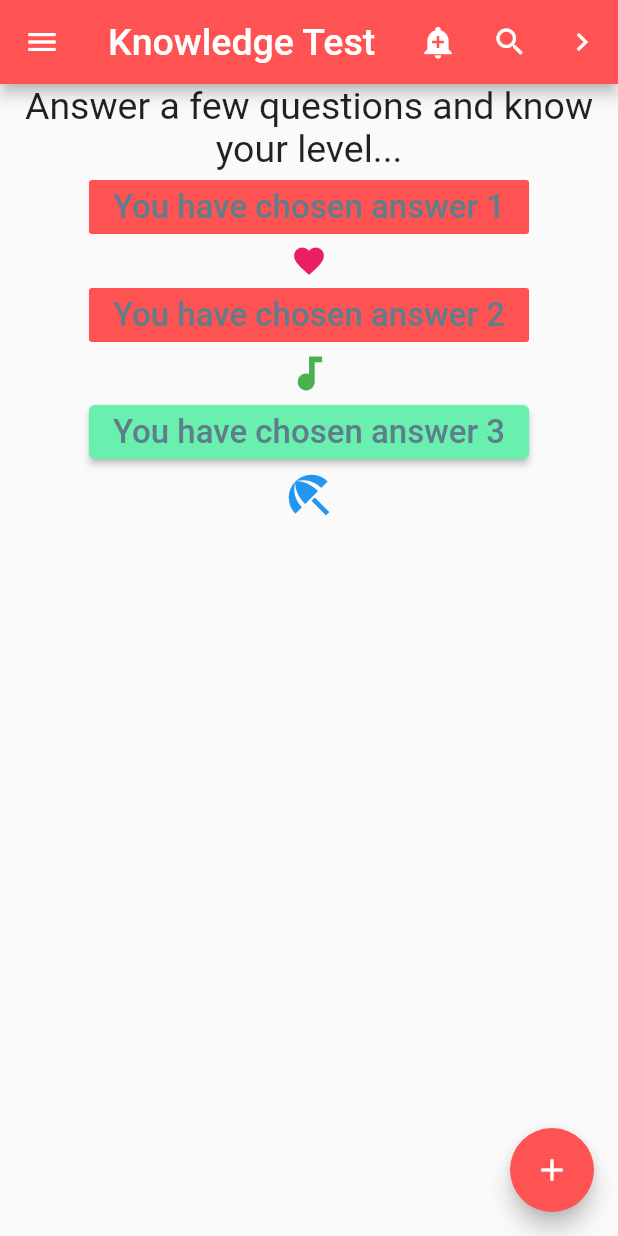
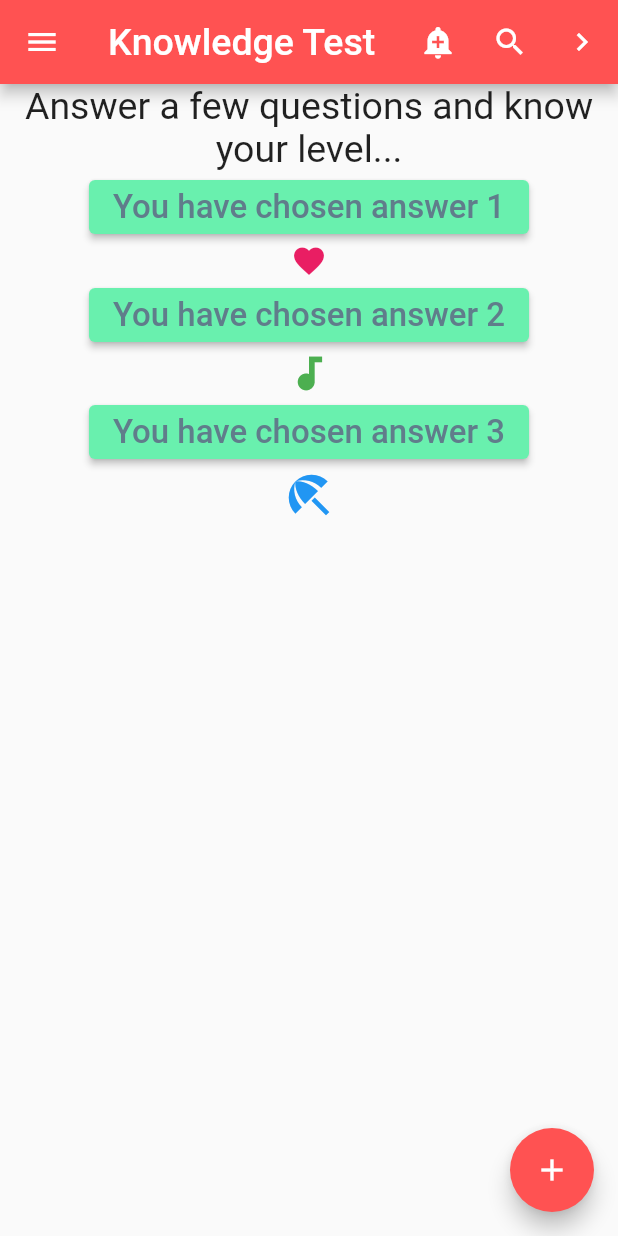
Before and after one commit to channthoeun/flutter-beginner-to-pro-my_first_flutter_app, a Flutter app: the screen it shows after launch, on a phone screen of 412 x 824 dp. Run offline on Flutter 3.47's test engine with Material 2 defaults, Android fonts, the phone set to English and light mode, and no system bars.

Commit message:
Added 3 snackbars & updated button press

```diff
--- a/lib/my_stateless_scaffold.dart
+++ b/lib/my_stateless_scaffold.dart
@@ -16,6 +16,24 @@ final SnackBar snackBarTwo = const SnackBar(
 final SnackBar snackBarThree = const SnackBar(
     content: Text(
       'Navigation has been pressed!',
+      style: TextStyle(fontSize: 30),
+    )
+);
+const SnackBar snackBarButton1 = SnackBar(
+    content: Text(
+      'Answer 1 has been chosen!',
+      style: TextStyle(fontSize: 30),
+    )
+);
+const SnackBar snackBarButton2 = SnackBar(
+    content: Text(
+      'Answer 2 has been chosen!',
+      style: TextStyle(fontSize: 30),
+    )
+);
+const SnackBar snackBarButton3 = SnackBar(
+    content: Text(
+      'Answer 3 has been chosen!',
       style: TextStyle(fontSize: 30),
     )
 );
@@ -98,10 +116,27 @@ class MyStatelessScaffoldWidget extends StatelessWidget {
               fontSize: 25,
             ),
           ),
-          RaisedButton(
-            disabledColor: Colors.redAccent,
-            onPressed: null,
-            child: Text(
+          ElevatedButton(
+            style: ButtonStyle(
+              backgroundColor: MaterialStateProperty.resolveWith<Color>(
+                    (Set<MaterialState> states) {
+                  if (states.contains(MaterialState.pressed)) {
+                    return Theme
+                        .of(context)
+                        .colorScheme
+                        .primary
+                        .withOpacity(0.5);
+                  } else if (states.contains(MaterialState.disabled)) {
+                    return Colors.green;
+                  }
+                  return Colors.greenAccent; // Use the component's default.
+                },
+              ),
+            ),
+            onPressed: () {
+              ScaffoldMessenger.of(context).showSnackBar(snackBarButton1);
+            },
+            child: const Text(
               'You have chosen answer 1',
               style: TextStyle(
                 fontSize: 22,
@@ -115,10 +150,27 @@ class MyStatelessScaffoldWidget extends StatelessWidget {
             size: 24.0,
             semanticLabel: 'Text to announce in accessibility modes',
           ),
-          RaisedButton(
-            disabledColor: Colors.redAccent,
-            onPressed: null,
-            child: Text(
+          ElevatedButton(
+            style: ButtonStyle(
+              backgroundColor: MaterialStateProperty.resolveWith<Color>(
+                    (Set<MaterialState> states) {
+                  if (states.contains(MaterialState.pressed)) {
+                    return Theme
+                        .of(context)
+                        .colorScheme
+                        .primary
+                        .withOpacity(0.5);
+                  } else if (states.contains(MaterialState.disabled)) {
+                    return Colors.green;
+                  }
+                  return Colors.greenAccent; // Use the component's default.
+                },
+              ),
+            ),
+            onPressed: () {
+              ScaffoldMessenger.of(context).showSnackBar(snackBarButton2);
+            },
+            child: const Text(
               'You have chosen answer 2',
               style: TextStyle(
                 fontSize: 22,
@@ -149,7 +201,7 @@ class MyStatelessScaffoldWidget extends StatelessWidget {
               ),
             ),
             onPressed: () {
-              ScaffoldMessenger.of(context).showSnackBar(snackBarThree);
+              ScaffoldMessenger.of(context).showSnackBar(snackBarButton3);
             },
             child: const Text(
               'You have chosen answer 3',
```
